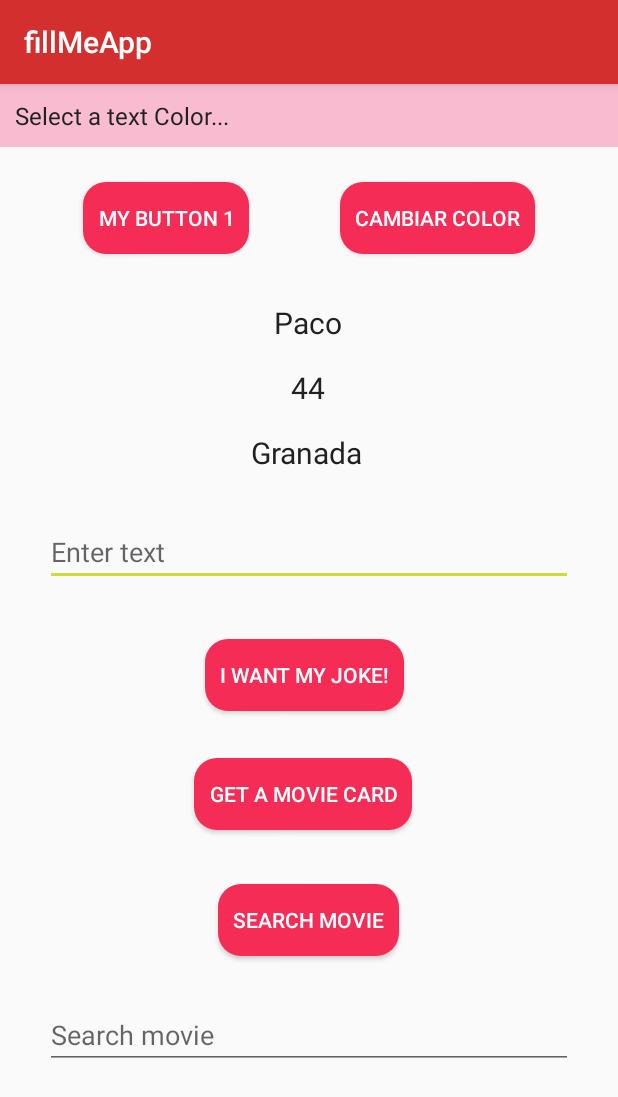
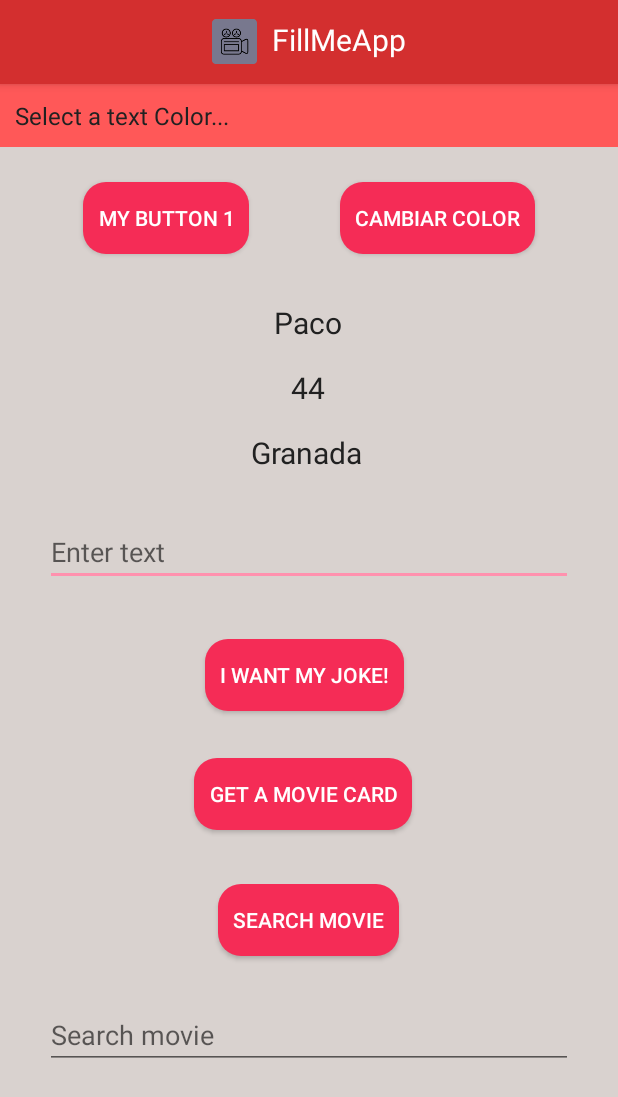
Before and after one commit to Luis-VB/fillMeApp, an Android app: the screen it shows after launch (MainActivity), on a phone screen of 412 x 824 dp. Shown: the top 1097 px of the screen. Run offline under Robolectric (Android 15) with nearby library versions, the phone set to English and light mode, and no system bars.

Commit message:
New Colors

```diff
--- /dev/null
+++ b/app/src/main/java/com/example/fillmeapp/ui/BaseActivity.kt
@@ -0,0 +1,27 @@
+package com.example.fillmeapp.ui
+
+import android.os.Bundle
+import android.widget.TextView
+import androidx.appcompat.app.AppCompatActivity
+import com.example.fillmeapp.R
+
+open class BaseActivity : AppCompatActivity() {
+    override fun onCreate(savedInstanceState: Bundle?) {
+        super.onCreate(savedInstanceState)
+
+        val actionBar = supportActionBar
+
+        actionBar?.apply {
+            actionBar?.apply {
+                setDisplayShowHomeEnabled(false)
+                setDisplayShowTitleEnabled(false)
+                setDisplayUseLogoEnabled(false)
+                setDisplayShowCustomEnabled(true)
+                setCustomView(R.layout.app_bar_layout)
+
+                val titleView: TextView = customView.findViewById(R.id.appBarTitle)
+                titleView.text = "FillMeApp"
+            }
+        }
+    }
+}
--- a/app/src/main/java/com/example/fillmeapp/ui/FourthActivity.kt
+++ b/app/src/main/java/com/example/fillmeapp/ui/FourthActivity.kt
@@ -9,7 +9,7 @@ import androidx.recyclerview.widget.LinearLayoutManager
 import androidx.recyclerview.widget.RecyclerView
 import com.example.fillmeapp.data.MovieList
 import com.example.fillmeapp.databinding.ActivityFourthBinding
-class FourthActivity : AppCompatActivity() {
+class FourthActivity : BaseActivity() {
 
     private lateinit var binding: ActivityFourthBinding
     private lateinit var viewModel: MovieViewModel
@@ -20,7 +20,6 @@ class FourthActivity : AppCompatActivity() {
         val view = binding.root
         setContentView(view)
 
-        val moviesRecyclerView = binding.moviesRecyclerView
         viewModel = MovieViewModel()
 
         val movieTitle = intent.getStringExtra("MOVIE_TITLE")
--- a/app/src/main/java/com/example/fillmeapp/ui/MainActivity.kt
+++ b/app/src/main/java/com/example/fillmeapp/ui/MainActivity.kt
@@ -7,6 +7,7 @@ import android.util.Log
 import android.view.View
 import android.widget.AdapterView
 import android.widget.ArrayAdapter
+import android.widget.TextView
 import android.widget.Toast
 import androidx.appcompat.app.AppCompatActivity
 import com.example.fillmeapp.R
@@ -33,7 +34,7 @@ import com.example.fillmeapp.databinding.ActivityMainBinding
         Tarea 5:
         Anade el color correspondiente del Spinner
         */
-class MainActivity : AppCompatActivity() {
+class MainActivity : BaseActivity() {
     var pacoProfile = UserProfileData()
     var colorButtonStatus: ColorButtonStatus = ColorButtonStatus.BUTTON_STATE_BLACK
     lateinit var binding: ActivityMainBinding
--- a/app/src/main/java/com/example/fillmeapp/ui/SecondActivity.kt
+++ b/app/src/main/java/com/example/fillmeapp/ui/SecondActivity.kt
@@ -3,6 +3,7 @@ package com.example.fillmeapp.ui
 Pasar un numero y otro texto igual que hemos hecho con el userName a SecondActivity desde la MainActivity*/
 
 import android.os.Bundle
+import android.widget.TextView
 import androidx.activity.enableEdgeToEdge
 import androidx.appcompat.app.AppCompatActivity
 import androidx.core.view.ViewCompat
@@ -10,7 +11,7 @@ import androidx.core.view.WindowInsetsCompat
 import com.example.fillmeapp.R
 import com.example.fillmeapp.databinding.ActivitySecondBinding
 
-class SecondActivity : AppCompatActivity() {
+class SecondActivity : BaseActivity() {
 
     lateinit var binding2: ActivitySecondBinding
     fun initViews() {
@@ -34,7 +35,9 @@ class SecondActivity : AppCompatActivity() {
             val systemBars = insets.getInsets(WindowInsetsCompat.Type.systemBars())
             v.setPadding(systemBars.left, systemBars.top, systemBars.right, systemBars.bottom)
             insets
+
         }
+
         initViews()
     }
 }
--- a/app/src/main/java/com/example/fillmeapp/ui/ThirdActivity.kt
+++ b/app/src/main/java/com/example/fillmeapp/ui/ThirdActivity.kt
@@ -16,6 +16,8 @@ import com.bumptech.glide.Glide
 import com.example.fillmeapp.R
 import com.example.fillmeapp.databinding.ActivityThirdBinding
 import android.widget.ImageView
+import com.bumptech.glide.load.resource.bitmap.RoundedCorners
+import com.bumptech.glide.request.RequestOptions
 import com.example.fillmeapp.data.Movie
 
 
@@ -23,7 +25,7 @@ import com.example.fillmeapp.data.Movie
     2. Crear un RecyclerView con una lista de strings que contenga los nombres de los companeros de equipo
     3. Llegar a la 3a Activity desde la main con un boton que la lanze (Intent)
 * */
-class ThirdActivity : AppCompatActivity() {
+class ThirdActivity : BaseActivity() {
 
     lateinit var binding: ActivityThirdBinding
     private lateinit var viewModel: MovieViewModel
@@ -31,13 +33,8 @@ class ThirdActivity : AppCompatActivity() {
         super.onCreate(savedInstanceState)
         binding = ActivityThirdBinding.inflate(layoutInflater)
         setContentView(binding.root)
+
         viewModel = MovieViewModel()
-        enableEdgeToEdge()
-        ViewCompat.setOnApplyWindowInsetsListener(findViewById(R.id.main)) { v, insets ->
-            val systemBars = insets.getInsets(WindowInsetsCompat.Type.systemBars())
-            v.setPadding(systemBars.left, systemBars.top, systemBars.right, systemBars.bottom)
-            insets
-        }
 
         setRecyclerView()
         observeMovies()
@@ -52,18 +49,18 @@ class ThirdActivity : AppCompatActivity() {
         }
     }
 
-    private fun searchMovieByTitle(title: String) {
-        viewModel.searchMovie(title)
-    }
+//    private fun searchMovieByTitle(title: String) {
+//        viewModel.searchMovie(title)
+//    }
 
     private fun searchMovieByID(id: String) {
         viewModel.searchMovieByID(id)
     }
 
     private fun observeMovies() {
-        viewModel.movieLiveDataByTitle.observe(this) {
-            (binding.moviesRecyclerView.adapter as ItemAdapter).updateData((it))
-        }
+//        viewModel.movieLiveDataByTitle.observe(this) {
+//            (binding.moviesRecyclerView.adapter as ItemAdapter).updateData((it))
+//        }
         viewModel.movieLiveDataByID.observe(this) {
             (binding.moviesRecyclerView.adapter as ItemAdapter).updateData((it))
         }
@@ -100,8 +97,12 @@ class ItemAdapter(var dataSet: List<Movie>) :
         private val cardType: TextView = itemView.findViewById(R.id.movie_card_type)
         private val imageView: ImageView = itemView.findViewById(R.id.movie_poster)
         fun bind(position: Int) {
+            val requestOptions = RequestOptions()
+            requestOptions.transform(RoundedCorners(16))
+
             Glide.with(itemView.context)
                 .load(dataSet[position].poster)
+                .apply(requestOptions)
                 .fitCenter()
                 .into(imageView)
             textTitle.text = dataSet[position].title
--- /dev/null
+++ b/app/src/main/res/drawable/circle_border.xml
@@ -0,0 +1,6 @@
+<?xml version="1.0" encoding="utf-8"?>
+<shape xmlns:android="http://schemas.android.com/apk/res/android">
+    <solid android:color="#00000000" />
+    <stroke android:width="10dp" android:color="#000000" />
+    <corners android:radius="100dp" />
+</shape>
--- /dev/null
+++ b/app/src/main/res/layout/app_bar_layout.xml
@@ -0,0 +1,25 @@
+<?xml version="1.0" encoding="utf-8"?>
+<RelativeLayout xmlns:android="http://schemas.android.com/apk/res/android"
+    android:layout_width="match_parent"
+    android:layout_height="wrap_content"
+    android:gravity="center">
+
+    <ImageView
+        android:id="@+id/appBarIcon"
+        android:layout_width="30dp"
+        android:layout_height="30dp"
+        android:layout_centerInParent="true"
+        android:src="@mipmap/ic_launcher"
+        android:layout_marginRight="10dp"
+        android:background="@drawable/circle_border" />
+
+    <TextView
+        android:id="@+id/appBarTitle"
+        android:layout_width="wrap_content"
+        android:layout_height="wrap_content"
+        android:layout_toRightOf="@+id/appBarIcon"
+        android:text="App Title"
+        android:textSize="20sp"
+        android:textColor="@color/white" />
+
+</RelativeLayout>
--- a/app/src/main/res/layout/spinner_dropdown_item.xml
+++ b/app/src/main/res/layout/spinner_dropdown_item.xml
@@ -4,6 +4,6 @@
     style="@style/GlobalTextStyle"
     android:layout_width="match_parent"
     android:layout_height="wrap_content"
-    android:background="#F8BBD0"
+    android:background="#FF5858"
     android:padding="10dp"
     android:textSize="16sp" />
--- a/app/src/main/res/layout/spinner_selected_item.xml
+++ b/app/src/main/res/layout/spinner_selected_item.xml
@@ -4,6 +4,6 @@
     style="@style/GlobalTextStyle"
     android:layout_width="match_parent"
     android:layout_height="wrap_content"
-    android:background="#F8BBD0"
+    android:background="#FF5858"
     android:padding="10dp"
     android:textSize="16sp" />
--- a/app/src/main/res/values/colors.xml
+++ b/app/src/main/res/values/colors.xml
@@ -5,7 +5,7 @@
 
     <color name="colorPrimary">#f52c56</color>
     <color name="colorPrimaryDark">#D32F2F</color>
-    <color name="colorAccent">#CDDC39</color>
+    <color name="colorAccent">#FF91AE</color>
 
     <!-- Colors for the ActionBar. -->
     <color name="actionBarColor">@color/colorPrimaryDark</color>
@@ -24,6 +24,8 @@
     <color name="TextSecondary">#757575</color>
 
     <!-- Other colors used in the Base App. -->
+
+    <color name="myBackgroundColor">#D9D2CF</color>
     <color name="purple_200">#FFBB86FC</color>
     <color name="red">#f52c56</color>
     <color name="teal_200">#FF03DAC5</color>
--- a/app/src/main/res/values/styles.xml
+++ b/app/src/main/res/values/styles.xml
@@ -2,6 +2,7 @@
 <resources>
     <!-- actionColorBar Theme -->
     <style name="MainActivityTheme" parent="FillMeApp">
+        android:theme="@style/Theme.AppCompat.Light.DarkActionBar">
         <item name="colorPrimary">@color/actionBarColor</item>
     </style>
 
@@ -11,6 +12,7 @@
         <item name="colorPrimary">@color/colorPrimary</item>
         <item name="colorPrimaryDark">@color/colorPrimaryDark</item>
         <item name="colorAccent">@color/colorAccent</item>
+        <item name="android:windowBackground">@color/myBackgroundColor</item>
     </style>
 
     <style name="MyButtonStyle" parent="Widget.AppCompat.Button">
```
